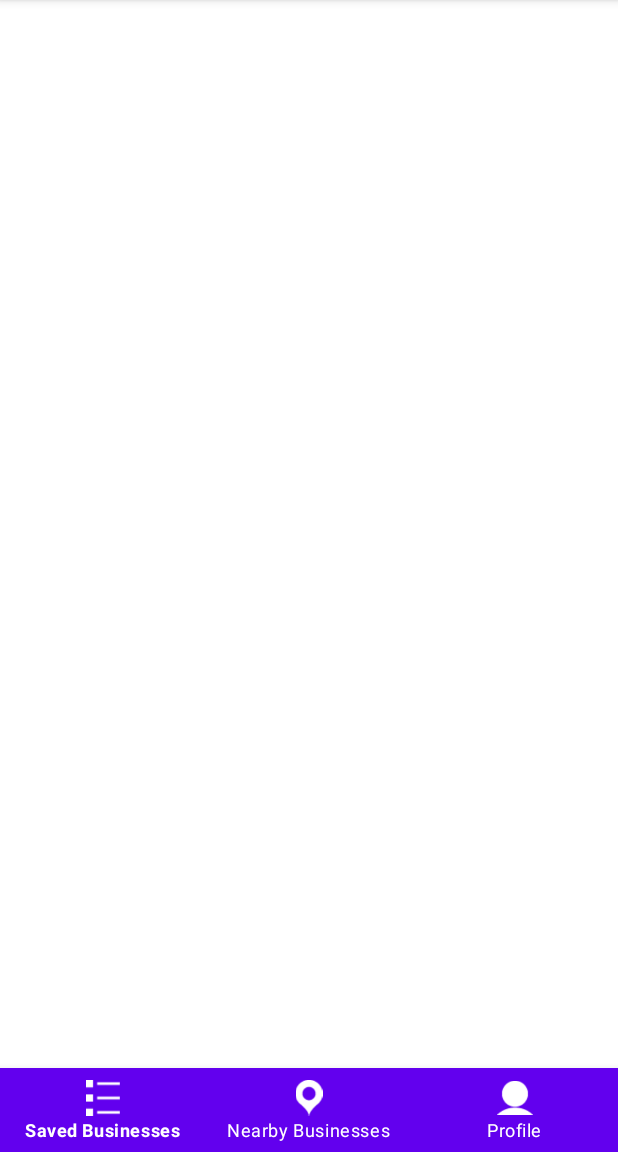
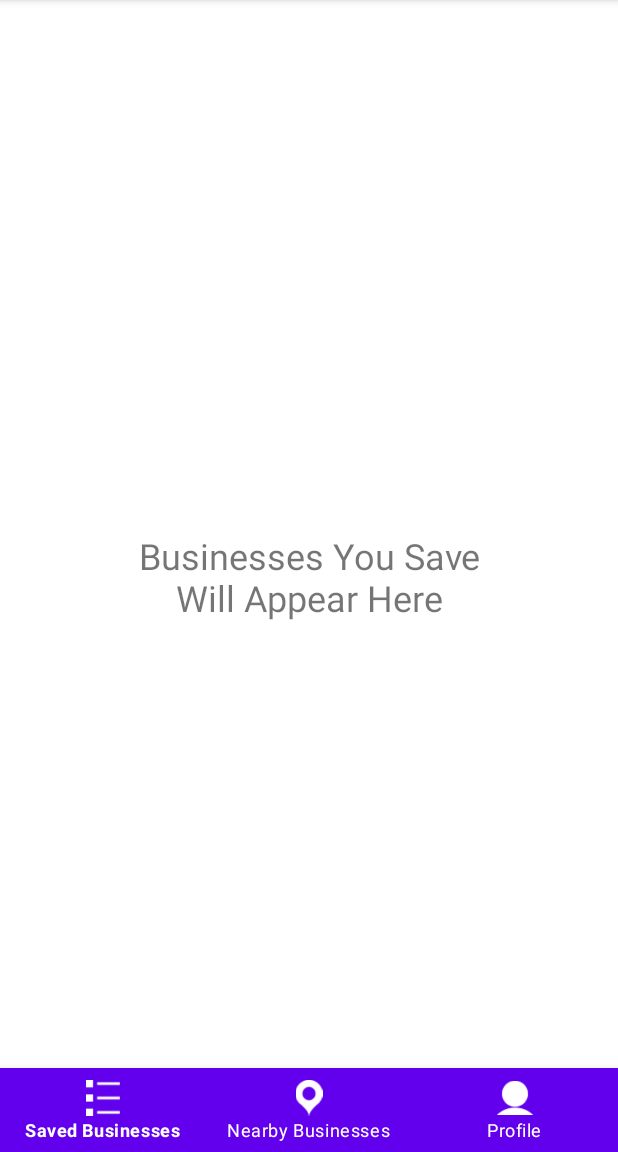
Before and after one commit to andrewthebare/FoodFinderApp, an Android app: the screen it shows after launch (MainActivity), on a phone screen of 412 x 824 dp, the part 84-1236 px from its top. Run offline under Robolectric (Android 15) with nearby library versions, the phone set to English and light mode, and no system bars.

Commit message:
Got saved businesses page to populate

```diff
--- a/app/src/main/java/com/example/foodfinderapp/SavedBusinessesFragment.java
+++ b/app/src/main/java/com/example/foodfinderapp/SavedBusinessesFragment.java
@@ -1,10 +1,10 @@
 package com.example.foodfinderapp;
 
+import android.content.Intent;
 import android.os.Bundle;
 import androidx.fragment.app.Fragment;
 import androidx.recyclerview.widget.LinearLayoutManager;
 import androidx.recyclerview.widget.RecyclerView;
-import android.util.Log;
 import android.view.LayoutInflater;
 import android.view.View;
 import android.view.ViewGroup;
@@ -15,6 +15,11 @@ import java.util.ArrayList;
  *   Fragment for saved businesses page
  */
 public class SavedBusinessesFragment extends Fragment {
+
+    TextView m_info;
+
+    RecyclerView m_recyclerView;
+    Adapter m_adapter;
 
     // Required empty public constructor
     public SavedBusinessesFragment() {
@@ -39,13 +44,13 @@ public class SavedBusinessesFragment extends Fragment {
         // Inflate the layout for this fragment
         View view = inflater.inflate(R.layout.fragment_saved_businesses, container, false);
 
+        m_info = view.findViewById(R.id.infoTV);
+
         // Create the recycler view
-        RecyclerView recyclerView = view.findViewById(R.id.savedBusinessesRV);
-        recyclerView.setLayoutManager(new LinearLayoutManager(getActivity()));
+        m_recyclerView = view.findViewById(R.id.savedBusinessesRV);
+        m_recyclerView.setLayoutManager(new LinearLayoutManager(getActivity()));
 
-        // Create the adapter
-        Adapter adapter = new Adapter(Database.getInstance().getSavedBusinesses());
-        recyclerView.setAdapter(adapter);
+        redrawPage();
 
         return view;
     }
@@ -56,10 +61,35 @@ public class SavedBusinessesFragment extends Fragment {
         super.onViewCreated(view, savedInstanceState);
     }
 
+    // Called when fragment resumes
+    @Override
+    public void onResume() {
+        super.onResume();
+
+        // Redraw the page
+        redrawPage();
+    }
+
+    // Redraws the page
+    private void redrawPage () {
+        ArrayList<Business> savedBusinesses = Database.getInstance().getSavedBusinesses();
+
+        // Determine if to show info
+        if (savedBusinesses.size() == 0) {
+            m_info.setVisibility(View.VISIBLE);
+        } else {
+            m_info.setVisibility(View.INVISIBLE);
+        }
+
+        // Refresh adapter
+        m_adapter = new Adapter(savedBusinesses);
+        m_recyclerView.setAdapter(m_adapter);
+    }
+
     /**
      *   The holder for a list item
      */
-    private class Holder extends RecyclerView.ViewHolder implements View.OnClickListener {
+    private class Holder extends RecyclerView.ViewHolder {
 
         Business m_business;
 
@@ -79,12 +109,6 @@ public class SavedBusinessesFragment extends Fragment {
             m_business = business;
             m_businessName.setText(business.getName());
             m_points.setText(Integer.toString(business.getPoints()));
-        }
-
-        // Called when item is clicked
-        @Override
-        public void onClick(View view) {
-            Log.d("%%%%%", Integer.toString(this.getLayoutPosition()));
         }
 
     }
@@ -112,6 +136,20 @@ public class SavedBusinessesFragment extends Fragment {
         @Override
         public void onBindViewHolder(Holder holder, int position) {
             holder.bind(m_savedBusinesses.get(position));
+
+            // Setup click listener
+            holder.itemView.setOnClickListener(
+                    new View.OnClickListener() {
+
+                        // Called when item in list is clicked on
+                        @Override
+                        public void onClick (View view) {
+                            // Start new activity that shows the business page of the list item that was clicked on
+                            Intent intent = new Intent (getActivity(), BusinessActivity.class);
+                            intent.putExtra("business", m_savedBusinesses.get(position));
+                            startActivity(intent);
+                        }
+                    });
         }
 
         // Getter for the number of items in the list
--- a/app/src/main/res/layout/fragment_saved_businesses.xml
+++ b/app/src/main/res/layout/fragment_saved_businesses.xml
@@ -5,6 +5,18 @@
     android:layout_width="match_parent"
     android:layout_height="match_parent"
     tools:context=".SavedBusinessesFragment">
+
+    <TextView
+        android:id="@+id/infoTV"
+        android:layout_width="wrap_content"
+        android:layout_height="wrap_content"
+        android:text="Businesses You Save\nWill Appear Here"
+        android:textAlignment="center"
+        android:textSize="24sp"
+        app:layout_constraintBottom_toBottomOf="@+id/savedBusinessesRV"
+        app:layout_constraintEnd_toEndOf="parent"
+        app:layout_constraintStart_toStartOf="parent"
+        app:layout_constraintTop_toTopOf="parent" />
 
     <androidx.recyclerview.widget.RecyclerView
         android:id="@+id/savedBusinessesRV"
```
